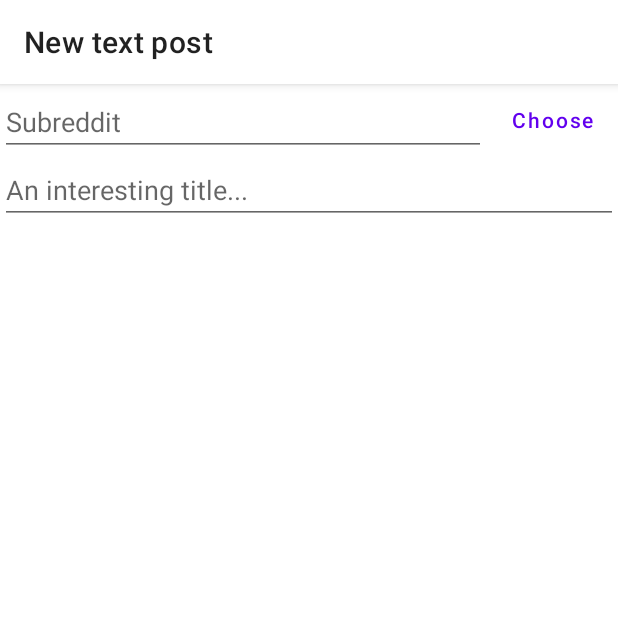
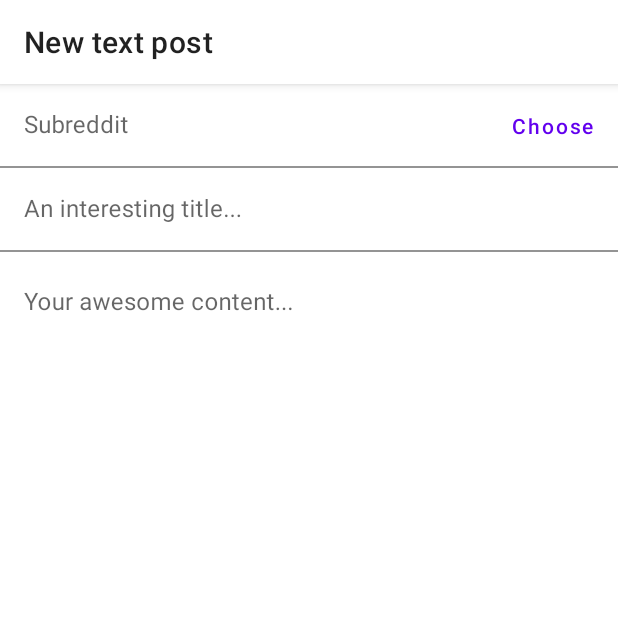
Before and after one commit to gusandrianos/fox-for-reddit, an Android app: the fragment ComposeFragment placed in its activity, on a phone screen of 412 x 824 dp, the top half of it. Run offline under Robolectric (Android 15) with nearby library versions, the phone set to English and light mode, and no system bars; our stand-ins replace navigation-ui, paging; libraries missing offline, so code that uses them is left out: com.stfalcon.imageviewer; network calls fail; pictures from the network do not load; 4 statements that could not run were skipped.

Commit message:
Make view stubs for compose body and fill layout for text post body

```diff
--- a/app/src/main/java/io/github/gusandrianos/foxforreddit/ui/fragments/ComposeFragment.java
+++ b/app/src/main/java/io/github/gusandrianos/foxforreddit/ui/fragments/ComposeFragment.java
@@ -13,6 +13,7 @@ import androidx.navigation.ui.NavigationUI;
 import android.view.LayoutInflater;
 import android.view.View;
 import android.view.ViewGroup;
+import android.view.ViewStub;
 
 import com.google.android.material.bottomnavigation.BottomNavigationView;
 import com.google.android.material.button.MaterialButton;
@@ -38,7 +39,10 @@ public class ComposeFragment extends Fragment {
         TextInputEditText subredditTextField = view.findViewById(R.id.edit_compose_subredddit_field);
         FoxSharedViewModel foxViewModel = ((MainActivity) requireActivity()).getFoxSharedViewModel();
         int composeType = ComposeFragmentArgs.fromBundle(requireArguments()).getComposeType();
+
         setUpNavigation(view, composeType);
+        setUpBodyStub(view, composeType);
+
         foxViewModel.getSubredditChoice().observe(getViewLifecycleOwner(), subredditTextField::setText);
 
         MaterialButton chooseSubredditButton = view.findViewById(R.id.button_compose_choose_subreddit);
@@ -47,6 +51,25 @@ public class ComposeFragment extends Fragment {
             NavController navController = Objects.requireNonNull(navHostFragment).getNavController();
             navController.navigate(ComposeFragmentDirections.actionComposeFragmentToSubredditListFragment());
         });
+    }
+
+    private void setUpBodyStub(View view, int type) {
+        ViewStub stub = view.findViewById(R.id.stub_compose_body);
+
+        if (type == Constants.COMPOSE_TEXT) {
+            stub.setLayoutResource(R.layout.stub_compose_text);
+        } else if (type == Constants.COMPOSE_IMAGE) {
+            stub = view.findViewById(R.id.stub_compose_body);
+            stub.setLayoutResource(R.layout.stub_compose_image);
+        } else if (type == Constants.COMPOSE_LINK) {
+            stub = view.findViewById(R.id.stub_compose_body);
+            stub.setLayoutResource(R.layout.stub_compose_link);
+        } else {
+            stub = view.findViewById(R.id.stub_compose_body);
+            stub.setLayoutResource(R.layout.stub_compose_video);
+        }
+
+        View inflated = stub.inflate();
     }
 
     private void setUpNavigation(View view, int type) {
--- a/app/src/main/res/layout/fragment_compose.xml
+++ b/app/src/main/res/layout/fragment_compose.xml
@@ -1,19 +1,16 @@
 <?xml version="1.0" encoding="utf-8"?>
-<androidx.constraintlayout.widget.ConstraintLayout xmlns:android="http://schemas.android.com/apk/res/android"
+<LinearLayout xmlns:android="http://schemas.android.com/apk/res/android"
     xmlns:app="http://schemas.android.com/apk/res-auto"
     xmlns:tools="http://schemas.android.com/tools"
     android:layout_width="match_parent"
     android:layout_height="match_parent"
+    android:orientation="vertical"
     tools:context=".ui.fragments.ComposeFragment">
 
     <com.google.android.material.appbar.AppBarLayout
         android:id="@+id/appbar_compose"
         android:layout_width="match_parent"
-        android:layout_height="?attr/actionBarSize"
-        app:layout_constraintBottom_toTopOf="@id/button_compose_choose_subreddit"
-        app:layout_constraintEnd_toEndOf="parent"
-        app:layout_constraintStart_toStartOf="parent"
-        app:layout_constraintTop_toTopOf="parent">
+        android:layout_height="?attr/actionBarSize">
 
         <androidx.appcompat.widget.Toolbar
             android:id="@+id/toolbar_compose"
@@ -24,40 +21,50 @@
 
     </com.google.android.material.appbar.AppBarLayout>
 
+    <FrameLayout
+        android:layout_width="match_parent"
+        android:layout_height="wrap_content">
+
+        <com.google.android.material.textfield.TextInputLayout
+            android:layout_width="match_parent"
+            android:layout_height="match_parent">
+
             <com.google.android.material.textfield.TextInputEditText
                 android:id="@+id/edit_compose_subredddit_field"
-        android:layout_width="0dp"
-        android:layout_height="wrap_content"
-        android:hint="Subreddit"
-        app:layout_constraintBottom_toBottomOf="@id/button_compose_choose_subreddit"
-        app:layout_constraintEnd_toStartOf="@id/button_compose_choose_subreddit"
-        app:layout_constraintStart_toStartOf="parent"
-        app:layout_constraintTop_toTopOf="@id/button_compose_choose_subreddit"
-        app:layout_constraintVertical_bias="0" />
+                android:maxLength="22"
+                android:layout_width="match_parent"
+                android:layout_height="match_parent"
+                android:background="@android:color/transparent"
+                android:hint="Subreddit" />
+
+        </com.google.android.material.textfield.TextInputLayout>
 
         <com.google.android.material.button.MaterialButton
             android:id="@+id/button_compose_choose_subreddit"
             style="?attr/borderlessButtonStyle"
             android:layout_width="wrap_content"
-        android:layout_height="wrap_content"
+            android:layout_height="match_parent"
+            android:layout_gravity="center_vertical|end"
             android:text="Choose"
-        android:textAllCaps="false"
-        app:layout_constraintBottom_toTopOf="@id/edit_compose_title_field"
-        app:layout_constraintEnd_toEndOf="parent"
-        app:layout_constraintStart_toEndOf="@id/edit_compose_subredddit_field"
-        app:layout_constraintTop_toBottomOf="@id/appbar_compose"
-        app:layout_constraintVertical_bias="0" />
+            android:textAllCaps="false" />
+    </FrameLayout>
+
+    <com.google.android.material.textfield.TextInputLayout
+        android:layout_width="match_parent"
+        android:layout_height="wrap_content">
 
         <com.google.android.material.textfield.TextInputEditText
             android:id="@+id/edit_compose_title_field"
-        android:layout_width="0dp"
-        android:layout_height="wrap_content"
+            android:layout_width="match_parent"
+            android:layout_height="match_parent"
+            android:background="@android:color/transparent"
             android:hint="An interesting title..."
-        android:maxLength="250"
-        app:layout_constraintBottom_toBottomOf="parent"
-        app:layout_constraintEnd_toEndOf="parent"
-        app:layout_constraintStart_toStartOf="parent"
-        app:layout_constraintTop_toBottomOf="@id/edit_compose_subredddit_field"
-        app:layout_constraintVertical_bias="0" />
+            android:maxLength="250" />
+    </com.google.android.material.textfield.TextInputLayout>
 
-</androidx.constraintlayout.widget.ConstraintLayout>
+    <ViewStub
+        android:id="@+id/stub_compose_body"
+        android:layout_width="match_parent"
+        android:layout_height="match_parent" />
+
+</LinearLayout>
--- /dev/null
+++ b/app/src/main/res/layout/stub_compose_image.xml
@@ -0,0 +1,6 @@
+<?xml version="1.0" encoding="utf-8"?>
+<androidx.constraintlayout.widget.ConstraintLayout
+    xmlns:android="http://schemas.android.com/apk/res/android" android:layout_width="match_parent"
+    android:layout_height="match_parent">
+
+</androidx.constraintlayout.widget.ConstraintLayout>
--- /dev/null
+++ b/app/src/main/res/layout/stub_compose_link.xml
@@ -0,0 +1,6 @@
+<?xml version="1.0" encoding="utf-8"?>
+<androidx.constraintlayout.widget.ConstraintLayout
+    xmlns:android="http://schemas.android.com/apk/res/android" android:layout_width="match_parent"
+    android:layout_height="match_parent">
+
+</androidx.constraintlayout.widget.ConstraintLayout>
--- /dev/null
+++ b/app/src/main/res/layout/stub_compose_text.xml
@@ -0,0 +1,20 @@
+<?xml version="1.0" encoding="utf-8"?>
+<com.google.android.material.textfield.TextInputLayout xmlns:android="http://schemas.android.com/apk/res/android"
+    xmlns:app="http://schemas.android.com/apk/res-auto"
+    android:layout_width="match_parent"
+    android:layout_height="match_parent"
+    app:boxStrokeWidth="0dp"
+    app:boxStrokeWidthFocused="0dp">
+
+    <com.google.android.material.textfield.TextInputEditText
+        android:id="@+id/edit_compose_text_body"
+        android:layout_width="match_parent"
+        android:layout_height="wrap_content"
+        android:background="@android:color/transparent"
+        android:gravity="top"
+        android:hint="Your awesome content..."
+        android:inputType="textMultiLine"
+        android:isScrollContainer="true"
+        android:minLines="5"
+        android:scrollbars="vertical" />
+</com.google.android.material.textfield.TextInputLayout>
--- /dev/null
+++ b/app/src/main/res/layout/stub_compose_video.xml
@@ -0,0 +1,6 @@
+<?xml version="1.0" encoding="utf-8"?>
+<androidx.constraintlayout.widget.ConstraintLayout
+    xmlns:android="http://schemas.android.com/apk/res/android" android:layout_width="match_parent"
+    android:layout_height="match_parent">
+
+</androidx.constraintlayout.widget.ConstraintLayout>
```
Lines whose indentation alone changed are shown as unchanged.
